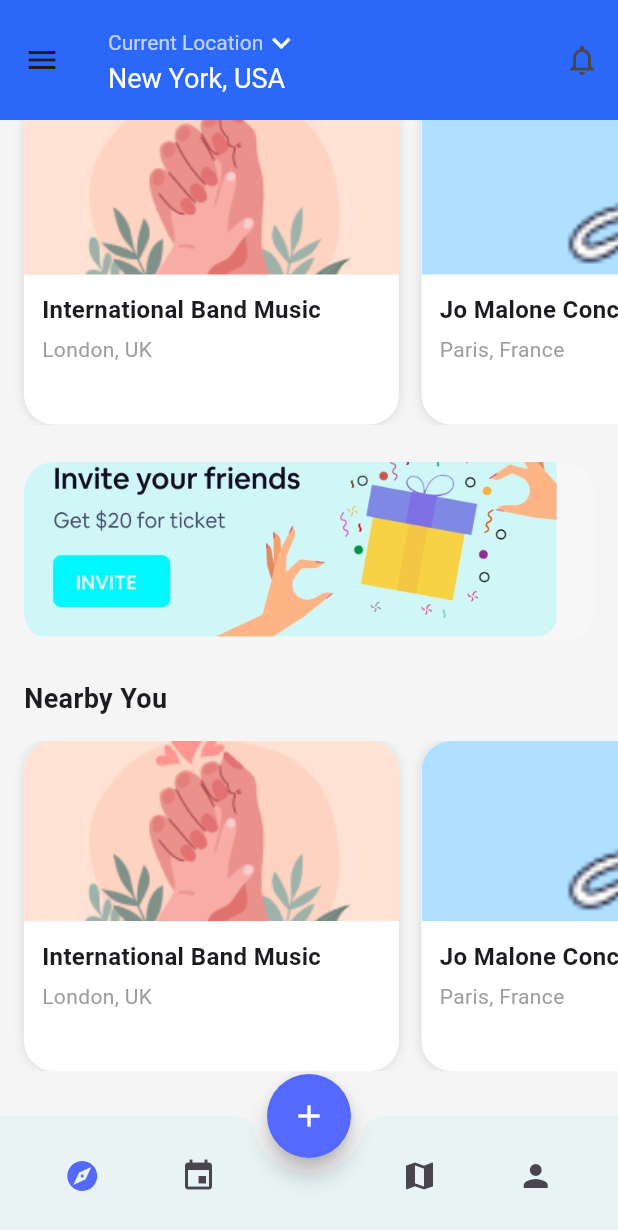
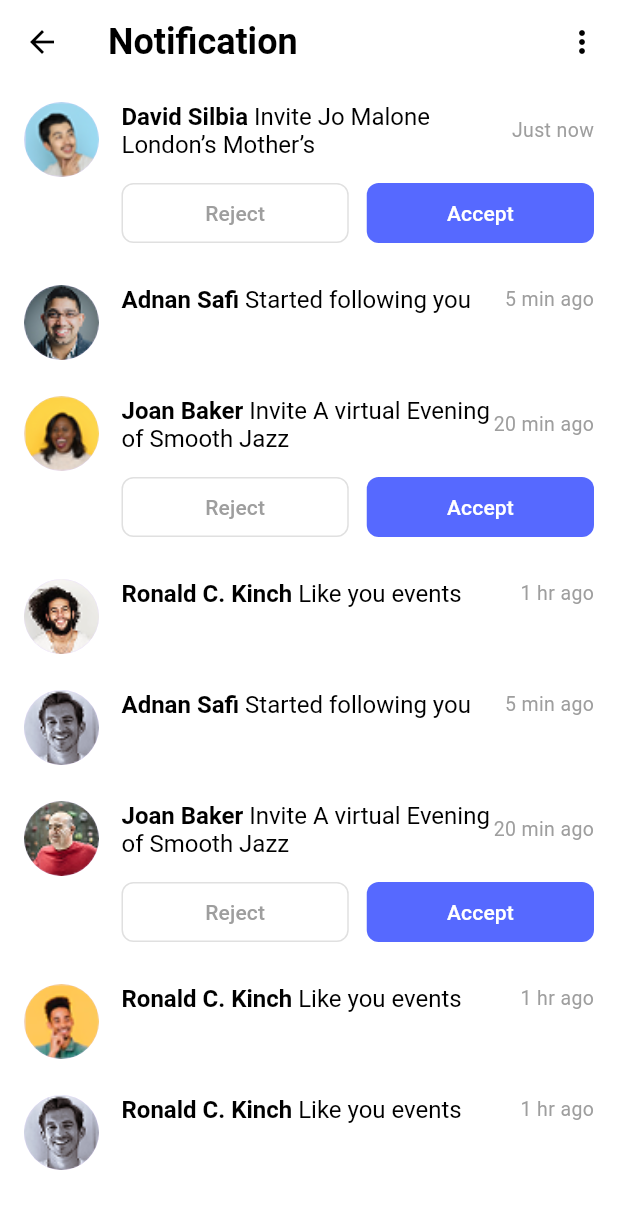
Before and after one commit to islamzaltaa-hub/booking_app, a Flutter app: the HomePage screen opened by its route, scrolled down 297 dp, after a tap on the "notifications" icon, on a phone screen of 412 x 824 dp. Shown: the top 1230 px of the screen. Run offline on Flutter 3.47's test engine with Material 3 defaults, Android fonts, the phone set to English and light mode, and no system bars; our stand-ins replace firebase_core; accounts and stored records are empty.

Commit message:
add nafications

```diff
--- a/lib/core/utils/images.dart
+++ b/lib/core/utils/images.dart
@@ -10,7 +10,7 @@ class Images {
       'assets/images/Group 33331 (2).png';
   static const String google = 'assets/images/products-googlesearch.png';
   static const String facebook = 'assets/images/fb_icon-icons.com_66689.png';
-  static const String profile1 = 'assets/images/Rectangle 4158.png';
+  static const String profile1 = 'assets/icons/Rectangle 4158.png';
   static const String profile2 = 'assets/images/image 89.png';
   static const String Horizonta1 = 'assets/carts/Group 33318.png';
   static const String Horizonta2 = 'assets/images/Group 33318 (1).png';
@@ -36,4 +36,13 @@ class Images {
   static const String food = "assets/icons/Group 18321.png";
   static const String personprofile = "assets/icons/Mask Group (1).png";
   static const String icono = "assets/icons/Ellipse 52.png";
+  static const String user1 = "assets/icons/Ellipse 60 (1).png";
+  static const String user2 = "assets/icons/Ellipse 60.png";
+  static const String user3 = "assets/icons/Ellipse 61.png";
+  static const String user4 = "assets/icons/Ellipse 62.png";
+  static const String user5 = "assets/icons/Ellipse 63.png";
+  static const String user6 = "assets/icons/Ellipse 64.png";
+  static const String user7 = "assets/icons/Ellipse 65.png";
+  static const String user8 = "assets/icons/Ellipse 66.png";
+  static const String user9 = "assets/icons/Ellipse 67.png";
 }
--- a/lib/features/MapPage/widget/findwidge.dart
+++ b/lib/features/MapPage/widget/findwidge.dart
@@ -1,5 +1,3 @@
-// ignore_for_file: deprecated_member_use
-
 import 'package:booking_app/core/utils/colors.dart';
 import 'package:booking_app/features/MapPage/wightbar/wightbar.dart';
 import 'package:flutter/material.dart';
@@ -9,6 +7,24 @@ Widget buildSearchBar2(BuildContext context) {
     padding: const EdgeInsets.symmetric(horizontal: 16),
     child: Row(
       children: [
+        // زرار الرجوع دايمًا موجود
+        Container(
+          height: 50,
+          width: 50,
+          decoration: const BoxDecoration(
+            color: Colors.white,
+            shape: BoxShape.circle,
+          ),
+          child: IconButton(
+            icon: const Icon(
+              Icons.arrow_back_ios_new,
+              color: AppColors.primaryColor,
+            ),
+            onPressed: () => Navigator.pop(context), // ✅ يرجع للصفحة السابقة
+          ),
+        ),
+        const SizedBox(width: 12),
+
         Expanded(
           child: GestureDetector(
             onTap: () {
@@ -27,11 +43,11 @@ Widget buildSearchBar2(BuildContext context) {
                 borderRadius: BorderRadius.circular(15),
               ),
               child: Row(
-                children: [
-                  const Icon(Icons.arrow_back_ios_new, color: Colors.white),
-                  const SizedBox(width: 12),
-                  const Text(
-                    "Find for food or restaurant...",
+                children: const [
+                  Icon(Icons.search, color: Colors.white),
+                  SizedBox(width: 12),
+                  Text(
+                    "Find food or restaurant...",
                     style: TextStyle(color: Colors.white70, fontSize: 14),
                   ),
                 ],
@@ -39,17 +55,6 @@ Widget buildSearchBar2(BuildContext context) {
             ),
           ),
         ),
-        const SizedBox(width: 12),
-
-        Container(
-          height: 50,
-          width: 50,
-          decoration: const BoxDecoration(
-            color: Colors.white,
-            shape: BoxShape.circle,
-          ),
-          child: Icon(Icons.location_searching, color: AppColors.primaryColor),
-        ),
       ],
     ),
   );
--- a/lib/features/home_page/home_page.dart
+++ b/lib/features/home_page/home_page.dart
@@ -16,7 +16,7 @@ class HomePage extends StatelessWidget {
   Widget build(BuildContext context) {
     return Scaffold(
       drawer: MyDrawer(),
-      appBar: buildHomeAppBar(),
+      appBar: buildHomeAppBar(context),
       backgroundColor: const Color(0xFFF5F5F5),
 
       body: SingleChildScrollView(
--- a/lib/features/home_page/widgets/perfizesiceapppar.dart
+++ b/lib/features/home_page/widgets/perfizesiceapppar.dart
@@ -1,7 +1,8 @@
 import 'package:booking_app/core/utils/colors.dart';
+import 'package:booking_app/features/natifcations/nafications.dart';
 import 'package:flutter/material.dart';
 
-PreferredSizeWidget buildHomeAppBar() {
+PreferredSizeWidget buildHomeAppBar(BuildContext context) {
   return AppBar(
     backgroundColor: AppColors.primaryColor,
     elevation: 0,
@@ -18,7 +19,6 @@ PreferredSizeWidget buildHomeAppBar() {
             Icon(Icons.keyboard_arrow_down, color: Colors.white),
           ],
         ),
-
         Row(
           children: [
             Text(
@@ -32,8 +32,13 @@ PreferredSizeWidget buildHomeAppBar() {
     ),
     actions: [
       IconButton(
-        onPressed: () {},
         icon: const Icon(Icons.notifications_outlined),
+        onPressed: () {
+          Navigator.push(
+            context,
+            MaterialPageRoute(builder: (_) => Nafications()),
+          );
+        },
       ),
     ],
   );
--- /dev/null
+++ b/lib/features/natifcations/nafications.dart
@@ -0,0 +1,97 @@
+import 'package:booking_app/core/utils/images.dart';
+import 'package:booking_app/features/natifcations/widget/macknaf.dart';
+import 'package:flutter/material.dart';
+
+class Nafications extends StatelessWidget {
+  const Nafications({super.key});
+  static const routeName = 'notifications';
+
+  @override
+  Widget build(BuildContext context) {
+    return Scaffold(
+      backgroundColor: Colors.white,
+      appBar: AppBar(
+        backgroundColor: Colors.white,
+        elevation: 0,
+        leading: IconButton(
+          icon: const Icon(Icons.arrow_back, color: Colors.black),
+          onPressed: () => Navigator.pop(context),
+        ),
+        title: const Text(
+          "Notification",
+          style: TextStyle(
+            fontSize: 24,
+            color: Colors.black,
+            fontWeight: FontWeight.bold,
+          ),
+        ),
+        actions: [
+          IconButton(
+            icon: const Icon(Icons.more_vert, color: Colors.black),
+            onPressed: () {},
+          ),
+        ],
+      ),
+      body: ListView(
+        children: [
+          buildNotificationItem(
+            name: "David Silbia",
+            actionText: "Invite Jo Malone London’s Mother’s",
+            time: "Just now",
+            image: Images.user1,
+            hasButtons: true,
+          ),
+          buildNotificationItem(
+            name: "Adnan Safi",
+            actionText: "Started following you",
+            time: "5 min ago",
+            image: Images.user2,
+            hasButtons: false,
+          ),
+          buildNotificationItem(
+            name: "Joan Baker",
+            actionText: "Invite A virtual Evening of Smooth Jazz",
+            time: "20 min ago",
+            image: Images.user3,
+            hasButtons: true,
+          ),
+          buildNotificationItem(
+            name: "Ronald C. Kinch",
+            actionText: "Like you events",
+            time: "1 hr ago",
+            image: Images.user4,
+            hasButtons: false,
+          ),
+          buildNotificationItem(
+            name: "Adnan Safi",
+            actionText: "Started following you",
+            time: "5 min ago",
+            image: Images.user5,
+            hasButtons: false,
+          ),
+          buildNotificationItem(
+            name: "Joan Baker",
+            actionText: "Invite A virtual Evening of Smooth Jazz",
+            time: "20 min ago",
+            image: Images.user7,
+            hasButtons: true,
+          ),
+          buildNotificationItem(
+            name: "Ronald C. Kinch",
+            actionText: "Like you events",
+            time: "1 hr ago",
+            image: Images.user8,
+            hasButtons: false,
+          ),
+          buildNotificationItem(
+            name: "Ronald C. Kinch",
+            actionText: "Like you events",
+            time: "1 hr ago",
+            image: Images.user9,
+            hasButtons: false,
+          ),
+        ],
+      ),
+    );
+  }
+}
--- /dev/null
+++ b/lib/features/natifcations/widget/macknaf.dart
@@ -0,0 +1,104 @@
+import 'package:flutter/material.dart';
+
+Widget buildNotificationItem({
+  required String name,
+  required String actionText,
+  required String time,
+  required String image,
+  bool hasButtons = false, // خاصية للتحكم في ظهور الأزرار
+}) {
+  return Padding(
+    padding: const EdgeInsets.symmetric(horizontal: 16, vertical: 12),
+    child: Row(
+      crossAxisAlignment: CrossAxisAlignment.start,
+      children: [
+        // الصورة الشخصية
+        CircleAvatar(
+          radius: 25,
+          backgroundImage: AssetImage(image), // أو NetworkImage لو من النت
+        ),
+        const SizedBox(width: 15),
+
+        // محتوى الإشعار
+        Expanded(
+          child: Column(
+            crossAxisAlignment: CrossAxisAlignment.start,
+            children: [
+              Row(
+                mainAxisAlignment: MainAxisAlignment.spaceBetween,
+                children: [
+                  Expanded(
+                    child: RichText(
+                      text: TextSpan(
+                        style: const TextStyle(
+                          color: Colors.black,
+                          fontSize: 16,
+                        ),
+                        children: [
+                          TextSpan(
+                            text: name,
+                            style: const TextStyle(fontWeight: FontWeight.bold),
+                          ),
+                          TextSpan(text: " $actionText"),
+                        ],
+                      ),
+                    ),
+                  ),
+                  Text(
+                    time,
+                    style: TextStyle(color: Colors.grey[500], fontSize: 13),
+                  ),
+                ],
+              ),
+
+              // الأزرار (تظهر فقط لو hasButtons تساوي true)
+              if (hasButtons) ...[
+                const SizedBox(height: 12),
+                Row(
+                  children: [
+                    // زر Reject
+                    Expanded(
+                      child: OutlinedButton(
+                        onPressed: () {},
+                        style: OutlinedButton.styleFrom(
+                          side: BorderSide(color: Colors.grey.shade300),
+                          shape: RoundedRectangleBorder(
+                            borderRadius: BorderRadius.circular(8),
+                          ),
+                        ),
+                        child: const Text(
+                          "Reject",
+                          style: TextStyle(color: Colors.grey),
+                        ),
+                      ),
+                    ),
+                    const SizedBox(width: 12),
+                    // زر Accept
+                    Expanded(
+                      child: ElevatedButton(
+                        onPressed: () {},
+                        style: ElevatedButton.styleFrom(
+                          backgroundColor: const Color(
+                            0xFF5669FF,
+                          ), // نفس درجة الأزرق في الصورة
+                          elevation: 0,
+                          shape: RoundedRectangleBorder(
+                            borderRadius: BorderRadius.circular(8),
+                          ),
+                        ),
+                        child: const Text(
+                          "Accept",
+                          style: TextStyle(color: Colors.white),
+                        ),
+                      ),
+                    ),
+                  ],
+                ),
+              ],
+            ],
+          ),
+        ),
+      ],
+    ),
+  );
+}
```
Also changed, not shown: assets/icons/Ellipse 52.png (deleted), assets/icons/Ellipse 60 (1).png (added), assets/icons/Ellipse 60.png (added), assets/icons/Ellipse 61.png (added), assets/icons/Ellipse 62.png (added), assets/icons/Ellipse 63.png (added), assets/icons/Ellipse 64.png (added), assets/icons/Ellipse 65.png (added), assets/icons/Ellipse 66.png (added), assets/icons/Ellipse 67.png (added).
